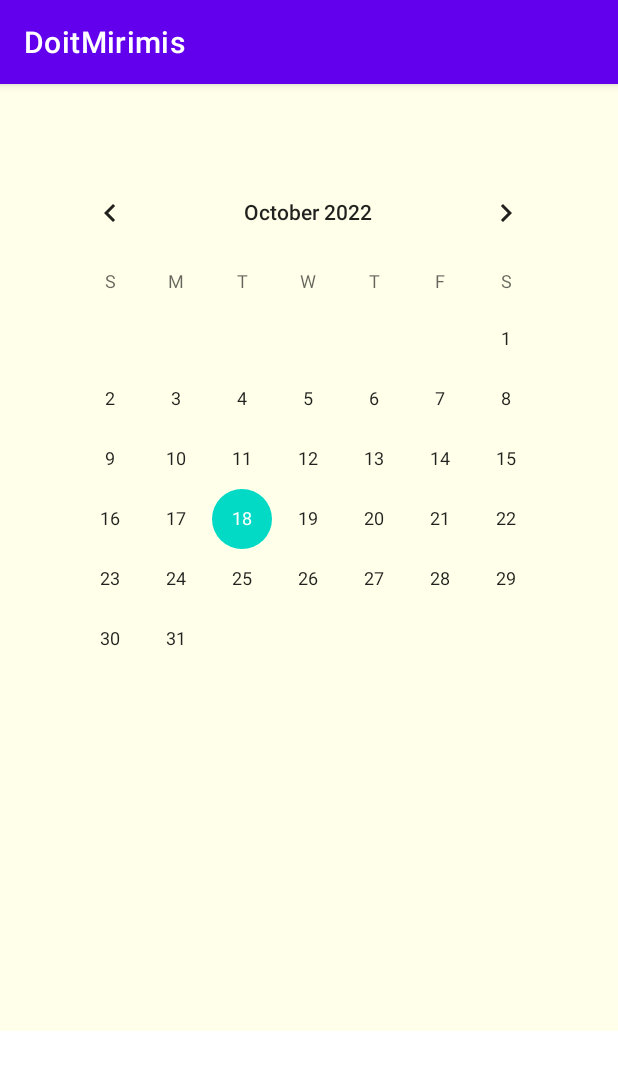
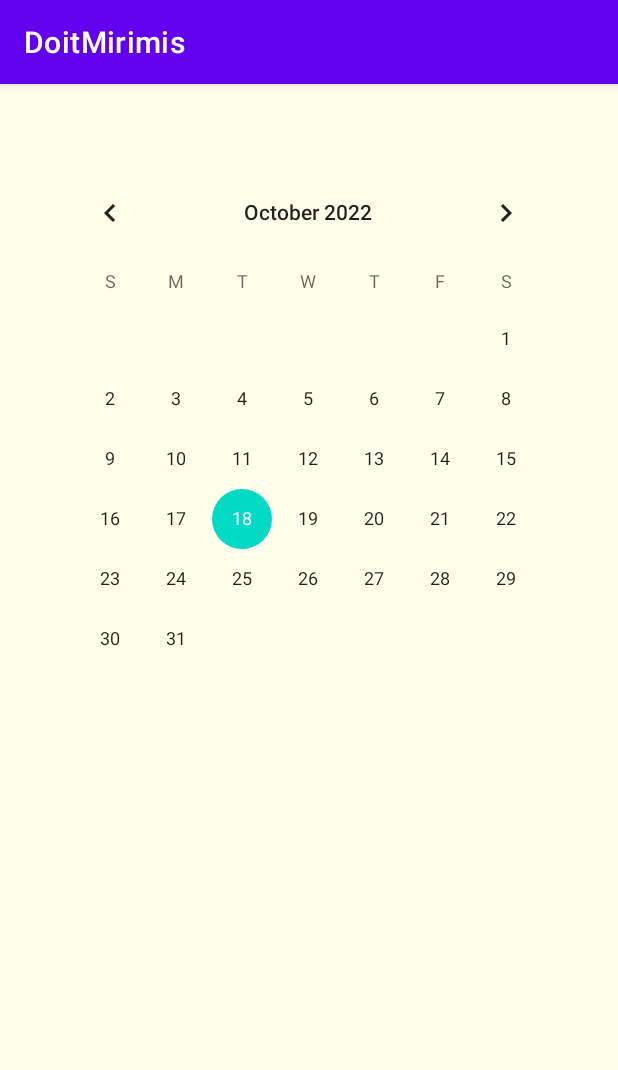
Before and after one commit to seungchae1/DoitMirimis, an Android app: the CalendarActivity screen opened directly, with no data from a screen before it, on a phone screen of 412 x 824 dp. Shown: the top 1070 px of the screen. Run offline under Robolectric (Android 15) with nearby library versions, the phone set to English and light mode, and no system bars.

Commit message:
화면에 크기 맞춤

```diff
--- a/app/src/main/java/kr/hs/emirim/s2125/doitmirimis/CalendarActivity.java
+++ b/app/src/main/java/kr/hs/emirim/s2125/doitmirimis/CalendarActivity.java
@@ -108,7 +108,6 @@ public class CalendarActivity extends AppCompatActivity {
                 }
 
             });
-            //
             del_Btn.setOnClickListener(new View.OnClickListener()
             {
                 @Override
--- a/app/src/main/res/layout/activity_calendar.xml
+++ b/app/src/main/res/layout/activity_calendar.xml
@@ -4,7 +4,7 @@
     xmlns:tools="http://schemas.android.com/tools"
     android:orientation="vertical"
     android:layout_width="match_parent"
-    android:layout_height="wrap_content"
+    android:layout_height="match_parent"
     android:background="#FFFFEA">
 
     <CalendarView
```
